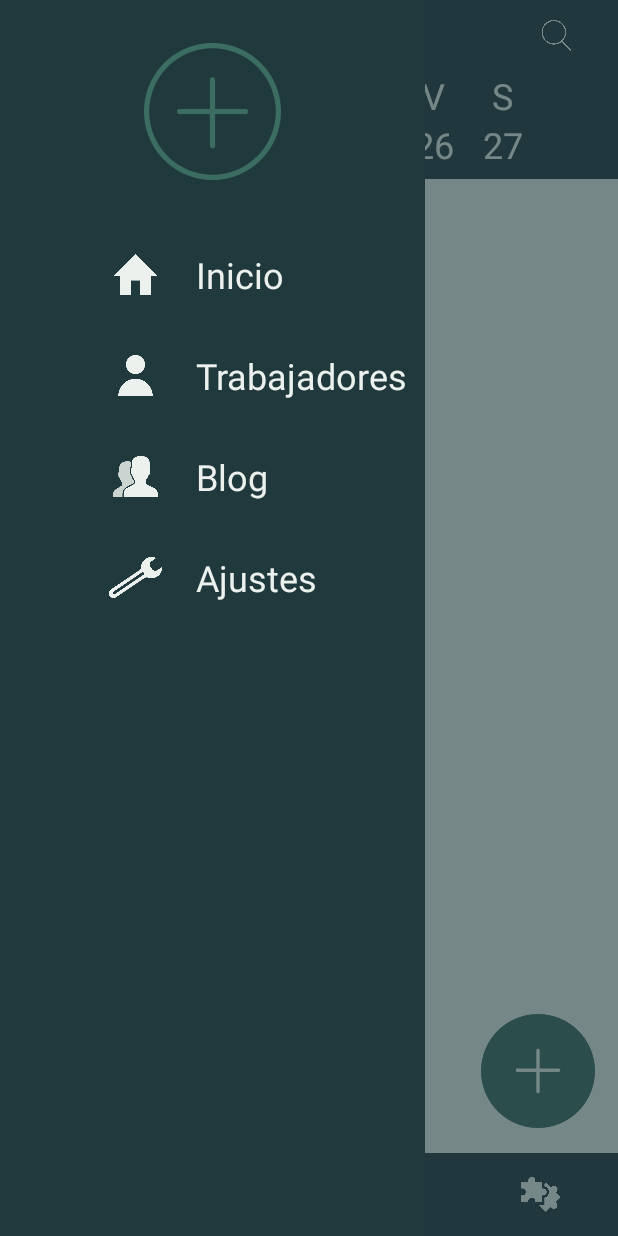
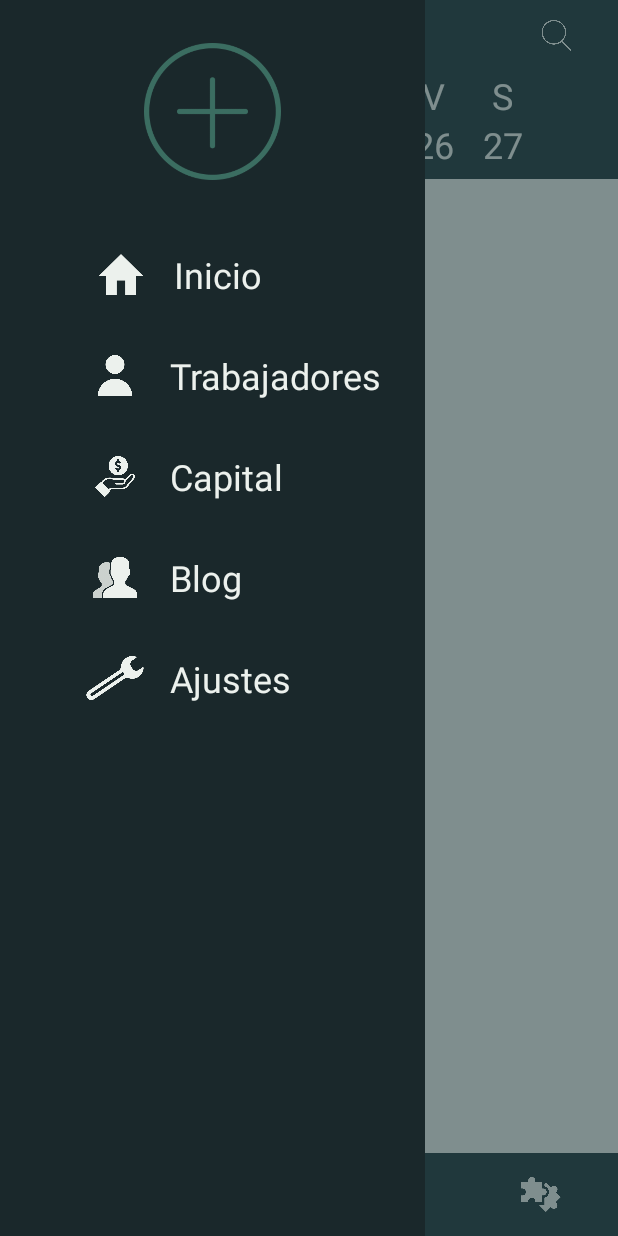
Before and after one commit to Solutione/Rancho, an Android app: the MainActivity screen opened directly, with no data from a screen before it, after a tap on an icon or button, on a phone screen of 412 x 824 dp. Run offline under Robolectric (Android 15) with nearby library versions, the phone set to English and light mode, and no system bars.

Commit message:
version antes de cagarla

```diff
--- a/app/src/main/java/org/solutione/rancho/MainActivity.java
+++ b/app/src/main/java/org/solutione/rancho/MainActivity.java
@@ -2,12 +2,12 @@ package org.solutione.rancho;
 
 import androidx.appcompat.app.AppCompatActivity;
 
-import android.content.Intent;
 import android.os.Bundle;
-import android.os.Handler;
 import android.view.View;
 import android.widget.ImageView;
 import android.widget.LinearLayout;
+
+import java.util.Objects;
 
 public class MainActivity extends AppCompatActivity {
 
@@ -16,6 +16,7 @@ public class MainActivity extends AppCompatActivity {
     private ImageView imgJob;
     private ImageView imgStadistics;
     private ImageView imgHistory;
+    private ImageView imgButtonAction;
 
     private LinearLayout lytMenu;
     private LinearLayout lytMenuClose;
@@ -31,18 +32,19 @@ public class MainActivity extends AppCompatActivity {
         setContentView(R.layout.activity_main);
         getSupportActionBar().hide();
 
-        this.imgMenu = (ImageView) findViewById(R.id.imgMenu);
-        this.imgNotification = (ImageView) findViewById(R.id.imgNotification);
-        this.imgJob = (ImageView) findViewById(R.id.imgJob);
-        this.imgStadistics = (ImageView) findViewById(R.id.imgStadistics);
-        this.imgHistory =  (ImageView) findViewById(R.id.imgHistory);
+        this.imgMenu = findViewById(R.id.imgMenu);
+        this.imgNotification = findViewById(R.id.imgNotification);
+        this.imgJob = findViewById(R.id.imgJob);
+        this.imgStadistics = findViewById(R.id.imgStadistics);
+        this.imgHistory = findViewById(R.id.imgHistory);
+        this.imgButtonAction = findViewById(R.id.imgButtonAction);
 
-        this.lytMenu = (LinearLayout) findViewById(R.id.lytMenu);
-        this.lytMenuClose = (LinearLayout) findViewById(R.id.lytMenuClose);
-        this.lytNotification = (LinearLayout) findViewById(R.id.lytNotification);
-        this.lytJob = (LinearLayout) findViewById(R.id.lytJob);
-        this.lytStadistics = (LinearLayout) findViewById(R.id.lytStadistics);
-        this.lytHistory =  (LinearLayout) findViewById(R.id.lytHistory);
+        this.lytMenu = findViewById(R.id.lytMenu);
+        this.lytMenuClose = findViewById(R.id.lytMenuClose);
+        this.lytNotification = findViewById(R.id.lytNotification);
+        this.lytJob = findViewById(R.id.lytJob);
+        this.lytStadistics = findViewById(R.id.lytStadistics);
+        this.lytHistory = findViewById(R.id.lytHistory);
 
 
         setButtons();
@@ -73,8 +75,16 @@ public class MainActivity extends AppCompatActivity {
             public void onClick(View view) {
                 lytJob.setVisibility(View.GONE);
                 lytStadistics.setVisibility((View.GONE));
-                lytHistory.setVisibility(view.GONE);
+                lytHistory.setVisibility(View.GONE);
                 lytNotification.setVisibility(View.VISIBLE);
+
+                imgNotification.setImageResource(R.drawable.notificationb);
+                imgJob.setImageResource(R.drawable.check);
+                imgStadistics.setImageResource(R.drawable.stadistics);
+                imgHistory.setImageResource(R.drawable.piece);
+
+                imgButtonAction.setVisibility(View.GONE);
+
             }
         });
         //Boton Capa de Tareas y Eventos
@@ -86,6 +96,13 @@ public class MainActivity extends AppCompatActivity {
                 lytStadistics.setVisibility((View.GONE));
                 lytHistory.setVisibility(View.GONE);
                 lytJob.setVisibility(View.VISIBLE);
+
+                imgNotification.setImageResource(R.drawable.notification);
+                imgJob.setImageResource(R.drawable.checkb);
+                imgStadistics.setImageResource(R.drawable.stadistics);
+                imgHistory.setImageResource(R.drawable.piece);
+
+                imgButtonAction.setVisibility(View.VISIBLE);
             }
         });
         //Boton Capa de estadisticas
@@ -97,6 +114,13 @@ public class MainActivity extends AppCompatActivity {
                 lytJob.setVisibility((View.GONE));
                 lytHistory.setVisibility(View.GONE);
                 lytStadistics.setVisibility(View.VISIBLE);
+
+                imgNotification.setImageResource(R.drawable.notification);
+                imgJob.setImageResource(R.drawable.check);
+                imgStadistics.setImageResource(R.drawable.stadisticsb);
+                imgHistory.setImageResource(R.drawable.piece);
+
+                imgButtonAction.setVisibility(View.GONE);
             }
         });
 
@@ -109,6 +133,13 @@ public class MainActivity extends AppCompatActivity {
                 lytJob.setVisibility((View.GONE));
                 lytStadistics.setVisibility(View.GONE);
                 lytHistory.setVisibility(View.VISIBLE);
+
+                imgNotification.setImageResource(R.drawable.notification);
+                imgJob.setImageResource(R.drawable.check);
+                imgStadistics.setImageResource(R.drawable.stadistics);
+                imgHistory.setImageResource(R.drawable.pieceb);
+
+                imgButtonAction.setVisibility(View.GONE);
             }
         });
     }
--- a/app/src/main/res/layout/activity_main.xml
+++ b/app/src/main/res/layout/activity_main.xml
@@ -11,14 +11,7 @@
         android:layout_height="match_parent"
         android:background="#ECF1ED"
         android:orientation="vertical"
-        android:paddingTop="125dp">
-
-        <ImageView
-            android:id="@+id/imageView11"
-            android:layout_width="match_parent"
-            android:layout_height="wrap_content"
-            app:srcCompat="@mipmap/ic_launcher" />
-    </LinearLayout>
+        android:paddingTop="125dp"/>
 
     <LinearLayout
         android:id="@+id/lytJob"
@@ -330,12 +323,13 @@
     </LinearLayout>
 
     <ImageView
-        android:id="@+id/imgButtonNew"
+        android:id="@+id/imgButtonAction"
         android:layout_width="76dp"
         android:layout_height="89dp"
         android:layout_gravity="bottom|right"
         android:layout_marginRight="15dp"
         android:layout_marginBottom="65dp"
+        android:visibility="gone"
         app:srcCompat="@drawable/nuevo" />
 
     <LinearLayout
@@ -353,7 +347,7 @@
             android:layout_height="wrap_content"
             android:layout_weight="1"
             android:padding="16dp"
-            app:srcCompat="@drawable/notification" />
+            app:srcCompat="@drawable/notificationb" />
 
         <ImageView
             android:id="@+id/imgJob"
@@ -384,13 +378,16 @@
         android:id="@+id/lytMenu"
         android:layout_width="match_parent"
         android:layout_height="match_parent"
+        android:clipToPadding="false"
+        android:focusableInTouchMode="false"
         android:orientation="horizontal"
+        android:splitMotionEvents="false"
         android:visibility="gone">
 
         <LinearLayout
             android:layout_width="283dp"
             android:layout_height="match_parent"
-            android:background="#20393D"
+            android:background="#1A282B"
             android:orientation="vertical"
             android:visibility="visible">
 
@@ -400,8 +397,8 @@
                 android:orientation="horizontal">
 
                 <ImageView
-                    android:id="@+id/imageView3"
-                    android:layout_width="203dp"
+                    android:id="@+id/imgAddFinca"
+                    android:layout_width="match_parent"
                     android:layout_height="91dp"
                     android:layout_gravity="center"
                     android:layout_weight="1"
@@ -414,17 +411,17 @@
                 android:orientation="horizontal">
 
                 <ImageView
-                    android:id="@+id/imageView6"
+                    android:id="@+id/imgInicio"
                     android:layout_width="123dp"
                     android:layout_height="27dp"
                     android:layout_gravity="center|right"
-                    android:layout_marginStart="50dp"
+                    android:layout_marginStart="45dp"
                     android:layout_weight="1"
                     app:srcCompat="@drawable/home" />
 
                 <TextView
-                    android:id="@+id/textView2"
-                    android:layout_width="195dp"
+                    android:id="@+id/txtInicio"
+                    android:layout_width="220dp"
                     android:layout_height="wrap_content"
                     android:layout_gravity="center"
                     android:layout_weight="1"
@@ -439,17 +436,17 @@
                 android:orientation="horizontal">
 
                 <ImageView
-                    android:id="@+id/imageView6"
+                    android:id="@+id/imgWorkers"
                     android:layout_width="123dp"
                     android:layout_height="27dp"
                     android:layout_gravity="center|right"
-                    android:layout_marginStart="50dp"
+                    android:layout_marginStart="40dp"
                     android:layout_weight="1"
                     app:srcCompat="@drawable/user" />
 
                 <TextView
-                    android:id="@+id/textView2"
-                    android:layout_width="195dp"
+                    android:id="@+id/txtWorkers"
+                    android:layout_width="220dp"
                     android:layout_height="wrap_content"
                     android:layout_gravity="center"
                     android:layout_weight="1"
@@ -464,17 +461,42 @@
                 android:orientation="horizontal">
 
                 <ImageView
-                    android:id="@+id/imageView6"
+                    android:id="@+id/imgCapital"
                     android:layout_width="123dp"
                     android:layout_height="27dp"
                     android:layout_gravity="center|right"
-                    android:layout_marginStart="50dp"
+                    android:layout_marginStart="40dp"
+                    android:layout_weight="1"
+                    app:srcCompat="@drawable/capital" />
+
+                <TextView
+                    android:id="@+id/txtCapital"
+                    android:layout_width="220dp"
+                    android:layout_height="wrap_content"
+                    android:layout_gravity="center"
+                    android:layout_weight="1"
+                    android:text="Capital"
+                    android:textColor="#ECF1ED"
+                    android:textSize="24sp" />
+            </LinearLayout>
+
+            <LinearLayout
+                android:layout_width="match_parent"
+                android:layout_height="67dp"
+                android:orientation="horizontal">
+
+                <ImageView
+                    android:id="@+id/imgBlog"
+                    android:layout_width="123dp"
+                    android:layout_height="27dp"
+                    android:layout_gravity="center|right"
+                    android:layout_marginStart="40dp"
                     android:layout_weight="1"
                     app:srcCompat="@drawable/social" />
 
                 <TextView
-                    android:id="@+id/textView2"
-                    android:layout_width="195dp"
+                    android:id="@+id/txtBlog"
+                    android:layout_width="220dp"
                     android:layout_height="wrap_content"
                     android:layout_gravity="center"
                     android:layout_weight="1"
@@ -489,17 +511,17 @@
                 android:orientation="horizontal">
 
                 <ImageView
-                    android:id="@+id/imageView6"
+                    android:id="@+id/imgSettings"
                     android:layout_width="123dp"
-                    android:layout_height="27dp"
+                    android:layout_height="29dp"
                     android:layout_gravity="center|right"
-                    android:layout_marginStart="50dp"
+                    android:layout_marginStart="40dp"
                     android:layout_weight="1"
                     app:srcCompat="@drawable/adjust" />
 
                 <TextView
-                    android:id="@+id/textView2"
-                    android:layout_width="195dp"
+                    android:id="@+id/txtSettings"
+                    android:layout_width="220dp"
                     android:layout_height="wrap_content"
                     android:layout_gravity="center"
                     android:layout_weight="1"
@@ -513,8 +535,9 @@
             android:id="@+id/lytMenuClose"
             android:layout_width="match_parent"
             android:layout_height="match_parent"
-            android:background="#9220393D"
-            android:orientation="vertical"></LinearLayout>
+            android:background="#8820393D"
+            android:orientation="vertical"
+            android:visibility="visible"></LinearLayout>
     </LinearLayout>
 
 </FrameLayout>
```
Also changed, not shown: app/src/main/res/drawable/capital.png (added).
